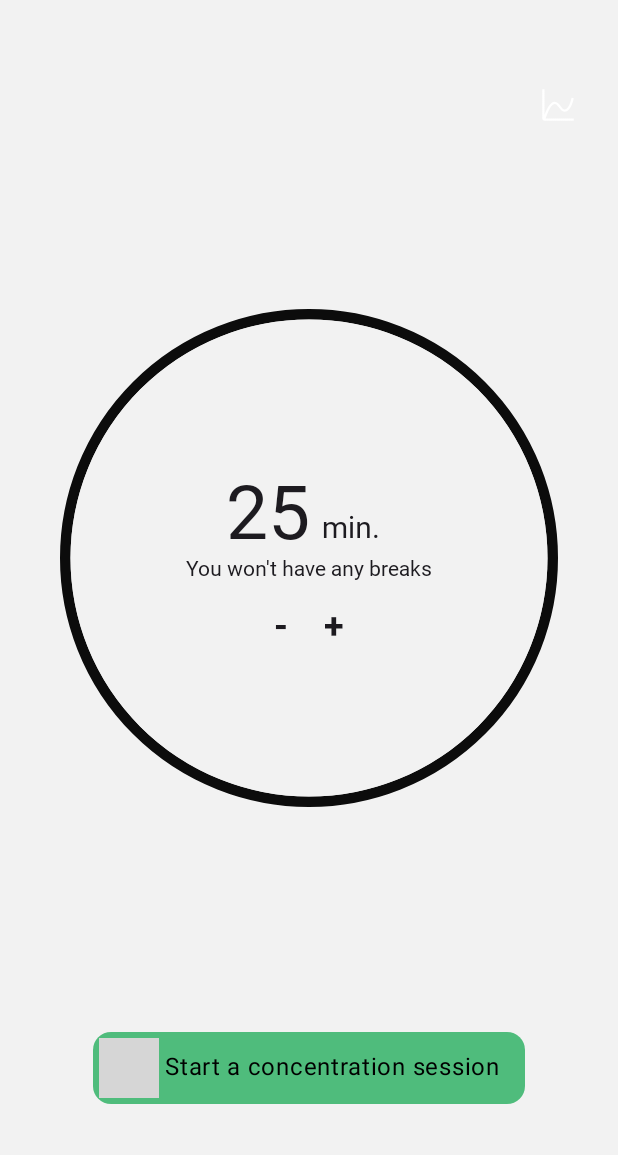
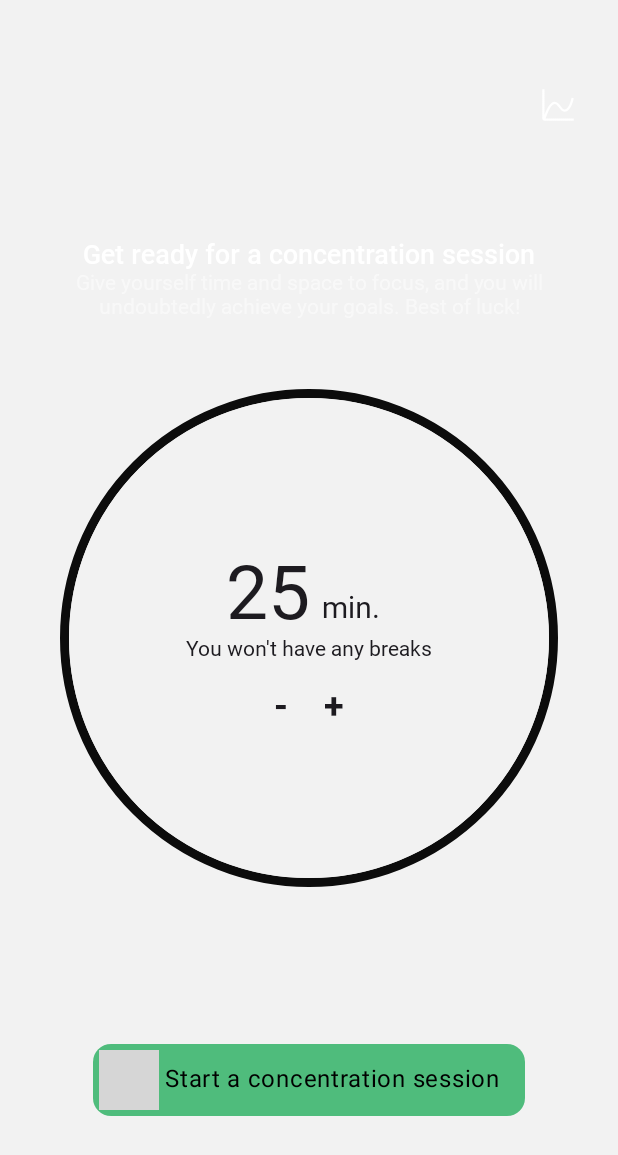
Before and after one commit to kustraslawomir/Mindwave, an Android app built with Jetpack Compose: the screen it shows after launch (MainActivity), on a phone screen of 412 x 824 dp. Shown: the top 1155 px of the screen. Run offline under Robolectric (Android 15) with nearby library versions, the phone set to English and light mode, and no system bars; our stand-ins replace Dagger/Hilt's generated code, Room's generated code, Timber; grey boxes are pictures that could not be loaded.

Commit message:
UI improcements

```diff
--- a/app/src/main/java/skustra/focusflow/ui/composables/session/SessionComposable.kt
+++ b/app/src/main/java/skustra/focusflow/ui/composables/session/SessionComposable.kt
@@ -1,6 +1,7 @@
 package skustra.focusflow.ui.composables.session
 
 import androidx.compose.foundation.layout.Box
+import androidx.compose.foundation.layout.Column
 import androidx.compose.foundation.layout.fillMaxSize
 import androidx.compose.foundation.layout.padding
 import androidx.compose.runtime.Composable
@@ -11,8 +12,8 @@ import androidx.compose.ui.unit.dp
 import androidx.lifecycle.compose.collectAsStateWithLifecycle
 import androidx.lifecycle.viewmodel.compose.viewModel
 import skustra.focusflow.ui.composables.session.arc.SessionFocusArc
+import skustra.focusflow.ui.composables.session.description.SessionDescriptionComposable
 import skustra.focusflow.ui.composables.session.panel.SessionPanelComposable
-import timber.log.Timber
 
 @Composable
 fun SessionComposable(viewModel: SessionViewModel = viewModel()) {
@@ -21,28 +22,36 @@ fun SessionComposable(viewModel: SessionViewModel = viewModel()) {
         .getSessionStateFlow()
         .collectAsStateWithLifecycle()
 
-    Timber.d(
-        "instance session composable: ${
-            viewModel
-                .getSessionStateFlow()
-        }"
-    )
-
-    Timber.d("instance session composable sessionState: $sessionState")
-    Box(
+    Column(
         modifier = Modifier
             .fillMaxSize()
-            .padding(bottom = 80.dp)
+            .padding(bottom = 80.dp),
     ) {
 
-        Box(contentAlignment = Alignment.Center) {
+        Box(
+            modifier = Modifier
+                .weight(1f)
+                .fillMaxSize(),
+            contentAlignment = Alignment.BottomCenter
+
+        ) {
+            SessionDescriptionComposable()
+        }
+        Box(
+            modifier = Modifier
+                .weight(2f)
+                .fillMaxSize(),
+            contentAlignment = Alignment.Center
+        ) {
             SessionFocusArc(
                 sessionState = sessionState
             )
         }
         Box(
-            contentAlignment = Alignment.BottomCenter,
-            modifier = Modifier.fillMaxSize()
+            modifier = Modifier
+                .weight(0.5f)
+                .fillMaxSize(),
+            contentAlignment = Alignment.BottomCenter
         ) {
             SessionPanelComposable()
         }
--- a/app/src/main/java/skustra/focusflow/ui/composables/session/arc/SessionArcComposable.kt
+++ b/app/src/main/java/skustra/focusflow/ui/composables/session/arc/SessionArcComposable.kt
@@ -30,7 +30,7 @@ import kotlin.time.Duration.Companion.seconds
 @Composable
 fun SessionFocusArc(
     sessionState: Session,
-    indicatorThickness: Dp = 7.dp
+    indicatorThickness: Dp = 6.dp
 ) {
 
     val progress = when (val currentTimerState = sessionState.currentTimerState) {
--- /dev/null
+++ b/app/src/main/java/skustra/focusflow/ui/composables/session/description/SessionDescriptionComposable.kt
@@ -0,0 +1,105 @@
+package skustra.focusflow.ui.composables.session.description
+
+import androidx.compose.animation.AnimatedContent
+import androidx.compose.animation.ExperimentalAnimationApi
+import androidx.compose.animation.fadeIn
+import androidx.compose.animation.fadeOut
+import androidx.compose.animation.with
+import androidx.compose.foundation.layout.*
+import androidx.compose.material.Text
+import androidx.compose.material3.MaterialTheme
+import androidx.compose.runtime.Composable
+import androidx.compose.runtime.getValue
+import androidx.compose.ui.Alignment
+import androidx.compose.ui.Modifier
+import androidx.compose.ui.draw.alpha
+import androidx.compose.ui.graphics.Color
+import androidx.compose.ui.text.style.TextAlign
+import androidx.compose.ui.unit.dp
+import androidx.lifecycle.compose.collectAsStateWithLifecycle
+import androidx.lifecycle.viewmodel.compose.viewModel
+import skustra.focusflow.data.model.session.SessionPart
+import skustra.focusflow.data.model.session.SessionPartType
+import skustra.focusflow.data.model.timer.TimerState
+import skustra.focusflow.ui.composables.session.SessionViewModel
+import skustra.focusflow.ui.localization.LocalizationKey
+import skustra.focusflow.ui.localization.LocalizationManager
+
+@Composable
+fun SessionDescriptionComposable(viewModel: SessionViewModel = viewModel()) {
+    val sessionState by viewModel.getSessionStateFlow().collectAsStateWithLifecycle()
+
+    when (sessionState.currentTimerState) {
+        TimerState.Idle -> IdleDescription()
+        is TimerState.InProgress -> InProgressDescription(sessionState.currentSessionPart())
+        is TimerState.Paused -> PauseDescription()
+        is TimerState.Completed -> {
+            //ignore
+        }
+    }
+}
+
+@Composable
+fun IdleDescription() {
+    Column(
+        horizontalAlignment = Alignment.CenterHorizontally,
+        modifier = Modifier.padding(horizontal = 16.dp)
+    ) {
+        Title(LocalizationManager.getText(LocalizationKey.SessionIdleTitle))
+        Description(LocalizationManager.getText(LocalizationKey.SessionIdleDescription))
+    }
+}
+
+@Composable
+fun InProgressDescription(sessionState: SessionPart) {
+    when (sessionState.type) {
+        SessionPartType.Break -> Column(
+            horizontalAlignment = Alignment.CenterHorizontally,
+            modifier = Modifier.padding(horizontal = 16.dp)
+        ) {
+            Title(LocalizationManager.getText(LocalizationKey.SessionBreakTitle))
+            Description(LocalizationManager.getText(LocalizationKey.SessionBreakDescription))
+        }
+
+        SessionPartType.Work -> {
+            Column(
+                horizontalAlignment = Alignment.CenterHorizontally,
+                modifier = Modifier.padding(horizontal = 16.dp)
+            ) {
+                Title(LocalizationManager.getText(LocalizationKey.SessionInProgressTitle))
+                Description(LocalizationManager.getText(LocalizationKey.SessionInProgressDescription))
+            }
+        }
+    }
+}
+
+@Composable
+fun PauseDescription() {
+    Column(
+        horizontalAlignment = Alignment.CenterHorizontally,
+        modifier = Modifier.padding(horizontal = 16.dp)
+    ) {
+        Title(LocalizationManager.getText(LocalizationKey.SessionPauseTitle))
+        Description(LocalizationManager.getText(LocalizationKey.SessionPauseDescription))
+    }
+}
+
+@Composable
+private fun Description(text: String) {
+    Text(
+        text,
+        style = MaterialTheme.typography.bodyMedium,
+        color = Color.White,
+        modifier = Modifier.alpha(0.5f),
+        textAlign = TextAlign.Center
+    )
+}
+
+@Composable
+private fun Title(text: String) {
+    Text(
+        text,
+        style = MaterialTheme.typography.titleLarge,
+        color = Color.White
+    )
+}
--- a/app/src/main/java/skustra/focusflow/ui/composables/session/panel/SessionPanelComposable.kt
+++ b/app/src/main/java/skustra/focusflow/ui/composables/session/panel/SessionPanelComposable.kt
@@ -42,7 +42,6 @@ fun SessionPanelComposable(viewModel: SessionViewModel = viewModel()) {
 private fun IdleSessionComposable(viewModel: SessionViewModel) {
     Column(
         horizontalAlignment = Alignment.CenterHorizontally
-
     ) {
         if (viewModel.sessionIncludesBreaks()) {
             SkipBreaksComposable(skipBreaks = viewModel.shouldSkipTheBreaks)
@@ -55,8 +54,6 @@ private fun IdleSessionComposable(viewModel: SessionViewModel) {
 private fun StartSessionComposable(viewModel: SessionViewModel = viewModel()) {
     val context = LocalContext.current
     Box(modifier = Modifier
-        .padding(horizontal = 16.dp, vertical = 8.dp)
-        .height(48.dp)
         .clip(shape = RoundedCornerShape(size = 12.dp))
         .background(color = ButtonColor)
         .clickable { viewModel.startSession(context) }) {
--- a/app/src/main/java/skustra/focusflow/ui/composables/statistics/StatisticsComposable.kt
+++ b/app/src/main/java/skustra/focusflow/ui/composables/statistics/StatisticsComposable.kt
@@ -64,7 +64,7 @@ fun StatisticsComposable(viewModel: StatisticsViewModel = viewModel()) {
                 LocalizationManager.getText(LocalizationKey.ChartDescription),
                 modifier = Modifier
                     .padding(top = 50.dp, start = 16.dp, end = 16.dp)
-                    .alpha(0.7f),
+                    .alpha(0.5f),
                 style = MaterialTheme.typography.bodySmall,
                 color = Color.White,
                 textAlign = TextAlign.Center
--- a/app/src/main/java/skustra/focusflow/ui/localization/LocalizationKey.kt
+++ b/app/src/main/java/skustra/focusflow/ui/localization/LocalizationKey.kt
@@ -26,5 +26,12 @@ sealed class LocalizationKey {
     object DailyGoal : LocalizationKey()
     object YourProgress : LocalizationKey()
     object ChartDescription : LocalizationKey()
+    object SessionIdleTitle : LocalizationKey()
+    object SessionIdleDescription : LocalizationKey()
+    object SessionPauseTitle : LocalizationKey()
+    object SessionPauseDescription : LocalizationKey()
+    object SessionInProgressTitle : LocalizationKey()
+    object SessionBreakTitle : LocalizationKey()
+    object SessionBreakDescription : LocalizationKey()
 
 }
--- a/app/src/main/java/skustra/focusflow/ui/localization/LocalizationManager.kt
+++ b/app/src/main/java/skustra/focusflow/ui/localization/LocalizationManager.kt
@@ -30,8 +30,17 @@ object LocalizationManager {
             LocalizationKey.Sun to "Ndz",
             LocalizationKey.DailyGoal to "Cel",
             LocalizationKey.YourProgress to "Postęp",
-            LocalizationKey.ChartDescription to "Wykres przedstawia Twój rozwój w czasie, pomagając świadomie podejmować decyzje dotyczące zarządzania czasem. Możesz również porównywać swój czas pracy w różnych okresach, co pomoże Ci w identyfikacji trendów i wykrywaniu ewentualnych nieefektywności.\n\nPamiętaj, że Twoje zaangażowanie i systematyczność mają bezpośredni wpływ na osiąganie sukcesów, a aplikacja jest tu, aby Ci w tym pomóc."
-        ),
+            LocalizationKey.ChartDescription to "Wykres przedstawia Twój rozwój w czasie, pomagając świadomie podejmować decyzje dotyczące zarządzania czasem. Możesz również porównywać swój czas pracy w różnych okresach, co pomoże Ci w identyfikacji trendów i wykrywaniu ewentualnych nieefektywności.\n\nPamiętaj, że Twoje zaangażowanie i systematyczność mają bezpośredni wpływ na osiąganie sukcesów, a aplikacja jest tu, aby Ci w tym pomóc.",
+            LocalizationKey.SessionIdleTitle to "Przygotuj się do sesji koncentracji",
+            LocalizationKey.SessionIdleDescription to "Daj sobie czas i przestrzeń do skupienia, a z pewnością osiągniesz swoje cele. Powodzenia!",
+            LocalizationKey.SessionPauseTitle to "Sesja wstrzymana",
+            LocalizationKey.SessionPauseDescription to "Gdy tylko poczujesz się gotowy, wróć do sesji",
+            LocalizationKey.SessionInProgressTitle to "Skup się",
+            LocalizationKey.SessionBreakTitle to "Odpocznij",
+            LocalizationKey.SessionBreakDescription to "Skorzystaj z przerwy na relaks, aby zregenerować umysł i ciało, angażując się w medytację, krótką przechadzkę lub głębokie oddychanie",
+
+
+            ),
 
         SupportedLanguage.English to mapOf(
             LocalizationKey.Remaining to "Remaining",
@@ -58,7 +67,15 @@ object LocalizationManager {
             LocalizationKey.Sun to "Sun",
             LocalizationKey.DailyGoal to "Daily goal",
             LocalizationKey.YourProgress to "Your progress",
-            LocalizationKey.ChartDescription to "The chart represents your growth over time, helping you make conscious decisions regarding time management. You can also compare your work time across different periods, which will aid in identifying trends and detecting potential inefficiencies.\n\nRemember that your commitment and consistency directly impact your success, and the application is here to assist you in achieving that."
+            LocalizationKey.ChartDescription to "The chart represents your growth over time, helping you make conscious decisions regarding time management. You can also compare your work time across different periods, which will aid in identifying trends and detecting potential inefficiencies.\n\nRemember that your commitment and consistency directly impact your success, and the application is here to assist you in achieving that.",
+            LocalizationKey.SessionIdleTitle to "Get ready for a concentration session",
+            LocalizationKey.SessionIdleDescription to "Give yourself time and space to focus, and you will undoubtedly achieve your goals. Best of luck!",
+            LocalizationKey.SessionPauseTitle to "Session paused",
+            LocalizationKey.SessionPauseDescription to "Return to the session as soon as you are ready",
+            LocalizationKey.SessionInProgressTitle to "Focus",
+            LocalizationKey.SessionBreakTitle to "Rest",
+            LocalizationKey.SessionBreakDescription to "Take this time to relax your mind and body, engage in activities such as meditation, a short walk, or deep breathing",
+
 
         )
     )
```
Also changed, not shown: app/src/main/java/skustra/focusflow/ui/composables/statistics/StatisticsViewModel.kt (+7 -4 lines), 2 other files.
